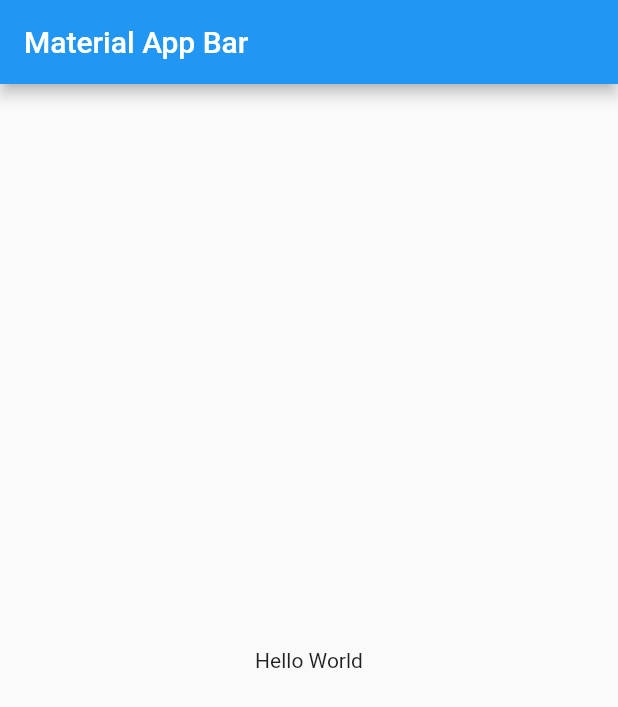
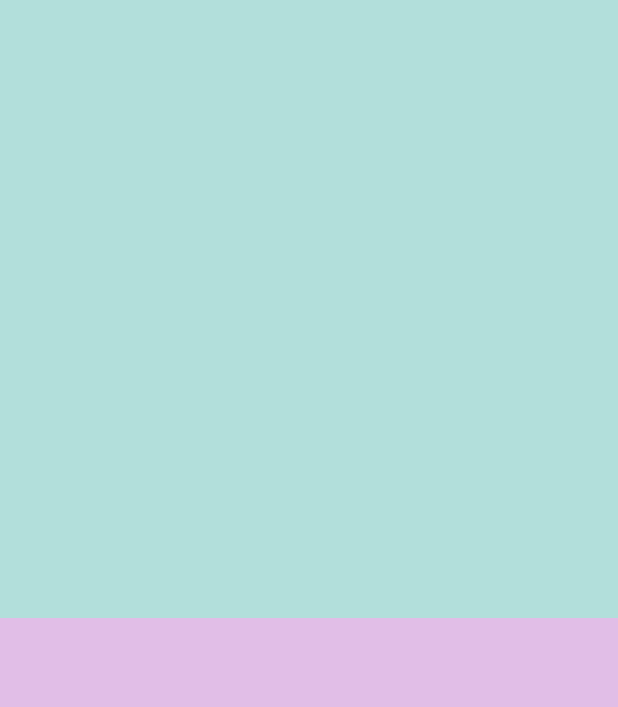
Before and after one commit to najmulmyself/Practice_App, a Flutter app: the screen it shows after launch, on a phone screen of 412 x 824 dp. Shown: the top 707 px of the screen. Run offline on Flutter 3.47's test engine with Material 2 defaults, Android fonts, the phone set to English and light mode, and no system bars.

Commit message:
two group added

```diff
--- a/tap_tap_game/lib/main.dart
+++ b/tap_tap_game/lib/main.dart
@@ -9,12 +9,30 @@ class MyApp extends StatelessWidget {
       debugShowCheckedModeBanner: false,
       title: 'Material App',
       home: Scaffold(
-        appBar: AppBar(
-          title: Text('Material App Bar'),
-        ),
-        body: Center(
+        body: SafeArea(
           child: Container(
-            child: Text('Hello World'),
+            width: double.infinity,
+            height: double.infinity,
+            child: Column(
+              children: [
+                Expanded(
+                  flex: 50,
+                  child: Container(
+                    width: double.infinity,
+                    height: double.infinity,
+                    color: Colors.teal.shade100,
+                  ),
+                ),
+                Expanded(
+                  flex: 50,
+                  child: Container(
+                    width: double.infinity,
+                    height: double.infinity,
+                    color: Colors.purple.shade100,
+                  ),
+                ),
+              ],
+            ),
           ),
         ),
       ),
```
